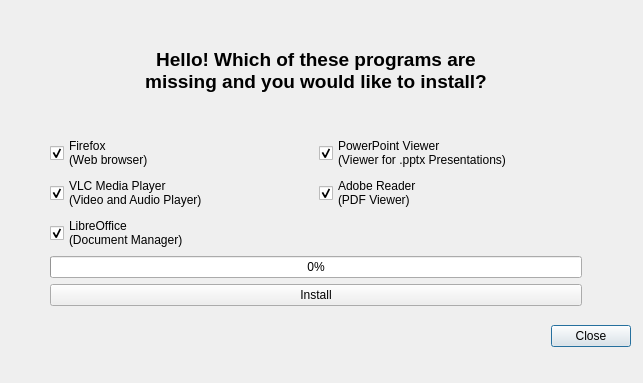
Before: the Qt Designer form ui/install_dialog.ui in Atrate/qSchoolHelper, drawn with Qt 5.
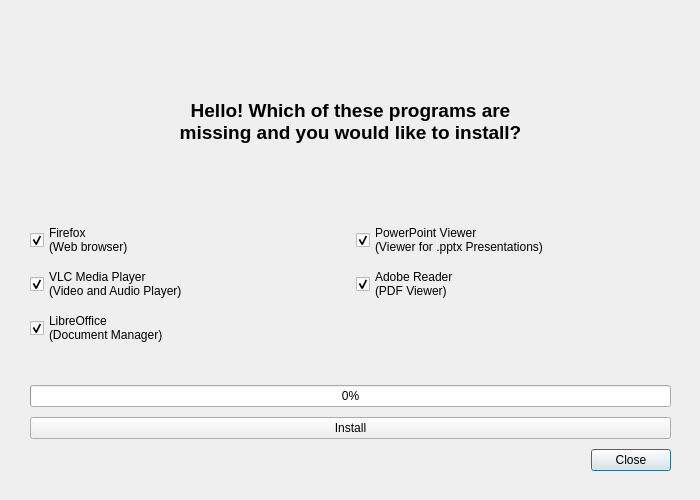
After: the same form once the commit is applied.

Commit message: Streamline window sizes

Diff of the .ui file:
```diff
--- a/ui/install_dialog.ui
+++ b/ui/install_dialog.ui
@@ -9,42 +9,59 @@
    <rect>
     <x>0</x>
     <y>0</y>
-    <width>643</width>
-    <height>383</height>
+    <width>700</width>
+    <height>500</height>
    </rect>
   </property>
+  <property name="sizePolicy">
+   <sizepolicy hsizetype="Fixed" vsizetype="Fixed">
+    <horstretch>0</horstretch>
+    <verstretch>0</verstretch>
+   </sizepolicy>
+  </property>
+  <property name="minimumSize">
+   <size>
+    <width>700</width>
+    <height>500</height>
+   </size>
+  </property>
+  <property name="maximumSize">
+   <size>
+    <width>700</width>
+    <height>500</height>
+   </size>
+  </property>
   <property name="windowTitle">
    <string>Install Software</string>
   </property>
   <property name="modal">
    <bool>true</bool>
   </property>
-  <widget class="QDialogButtonBox" name="button_box">
-   <property name="geometry">
-    <rect>
-     <x>540</x>
-     <y>320</y>
-     <width>91</width>
-     <height>32</height>
-    </rect>
-   </property>
-   <property name="orientation">
-    <enum>Qt::Horizontal</enum>
-   </property>
-   <property name="standardButtons">
-    <set>QDialogButtonBox::Close</set>
-   </property>
-  </widget>
   <widget class="QWidget" name="gridLayoutWidget">
    <property name="geometry">
     <rect>
-     <x>50</x>
-     <y>10</y>
-     <width>532</width>
-     <height>296</height>
+     <x>0</x>
+     <y>0</y>
+     <width>701</width>
+     <height>501</height>
     </rect>
    </property>
    <layout class="QGridLayout" name="gridLayout">
+    <property name="leftMargin">
+     <number>30</number>
+    </property>
+    <property name="topMargin">
+     <number>30</number>
+    </property>
+    <property name="rightMargin">
+     <number>30</number>
+    </property>
+    <property name="bottomMargin">
+     <number>30</number>
+    </property>
+    <property name="spacing">
+     <number>10</number>
+    </property>
     <item row="0" column="0" colspan="2">
      <widget class="QLabel" name="install_title_label">
       <property name="font">
@@ -63,43 +80,6 @@
       </property>
      </widget>
     </item>
-    <item row="1" column="1">
-     <widget class="QCheckBox" name="viewer_check_box">
-      <property name="font">
-       <font>
-        <kerning>false</kerning>
-       </font>
-      </property>
-      <property name="text">
-       <string>PowerPoint Viewer
-(Viewer for .pptx Presentations)</string>
-      </property>
-      <property name="checked">
-       <bool>true</bool>
-      </property>
-      <property name="tristate">
-       <bool>false</bool>
-      </property>
-     </widget>
-    </item>
-    <item row="4" column="0" colspan="2">
-     <widget class="QProgressBar" name="progress_bar">
-      <property name="value">
-       <number>0</number>
-      </property>
-     </widget>
-    </item>
-    <item row="2" column="1">
-     <widget class="QCheckBox" name="reader_check_box">
-      <property name="text">
-       <string>Adobe Reader
-(PDF Viewer)</string>
-      </property>
-      <property name="checked">
-       <bool>true</bool>
-      </property>
-     </widget>
-    </item>
     <item row="2" column="0">
      <widget class="QCheckBox" name="vlc_check_box">
       <property name="text">
@@ -111,14 +91,13 @@
       </property>
      </widget>
     </item>
-    <item row="1" column="0">
-     <widget class="QCheckBox" name="firefox_check_box">
-      <property name="text">
-       <string>Firefox
-(Web browser)</string>
+    <item row="7" column="0" colspan="2">
+     <widget class="QDialogButtonBox" name="button_box">
+      <property name="orientation">
+       <enum>Qt::Horizontal</enum>
       </property>
-      <property name="checked">
-       <bool>true</bool>
+      <property name="standardButtons">
+       <set>QDialogButtonBox::Close</set>
       </property>
      </widget>
     </item>
@@ -133,13 +112,77 @@
       </property>
      </widget>
     </item>
+    <item row="2" column="1">
+     <widget class="QCheckBox" name="reader_check_box">
+      <property name="text">
+       <string>Adobe Reader
+(PDF Viewer)</string>
+      </property>
+      <property name="checked">
+       <bool>true</bool>
+      </property>
+     </widget>
+    </item>
     <item row="5" column="0" colspan="2">
+     <widget class="QProgressBar" name="progress_bar">
+      <property name="value">
+       <number>0</number>
+      </property>
+     </widget>
+    </item>
+    <item row="1" column="0">
+     <widget class="QCheckBox" name="firefox_check_box">
+      <property name="text">
+       <string>Firefox
+(Web browser)</string>
+      </property>
+      <property name="checked">
+       <bool>true</bool>
+      </property>
+     </widget>
+    </item>
+    <item row="6" column="0" colspan="2">
      <widget class="QPushButton" name="install_button">
       <property name="text">
        <string>Install</string>
       </property>
      </widget>
     </item>
+    <item row="1" column="1">
+     <widget class="QCheckBox" name="viewer_check_box">
+      <property name="font">
+       <font>
+        <kerning>false</kerning>
+       </font>
+      </property>
+      <property name="text">
+       <string>PowerPoint Viewer
+(Viewer for .pptx Presentations)</string>
+      </property>
+      <property name="checked">
+       <bool>true</bool>
+      </property>
+      <property name="tristate">
+       <bool>false</bool>
+      </property>
+     </widget>
+    </item>
+    <item row="4" column="0" colspan="2">
+     <spacer name="verticalSpacer">
+      <property name="orientation">
+       <enum>Qt::Vertical</enum>
+      </property>
+      <property name="sizeType">
+       <enum>QSizePolicy::Fixed</enum>
+      </property>
+      <property name="sizeHint" stdset="0">
+       <size>
+        <width>20</width>
+        <height>30</height>
+       </size>
+      </property>
+     </spacer>
+    </item>
    </layout>
   </widget>
  </widget>
```
The commit also changes 6 other files.
